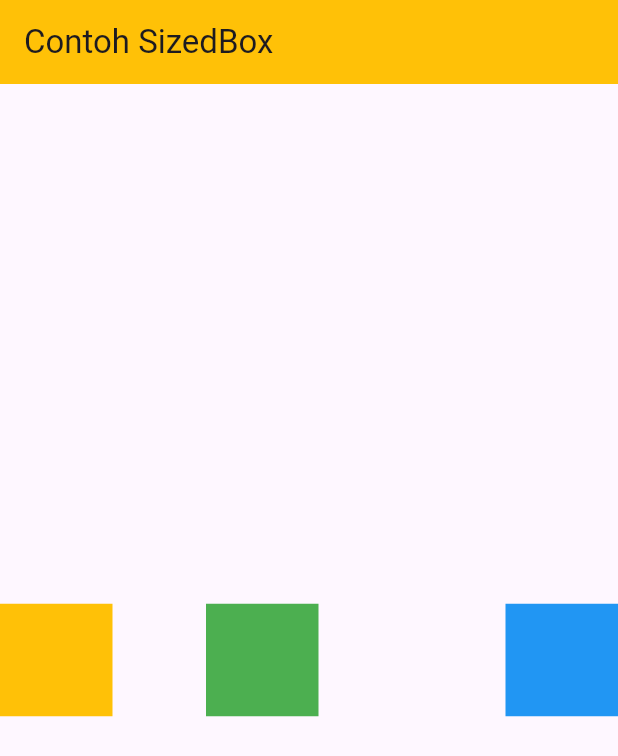
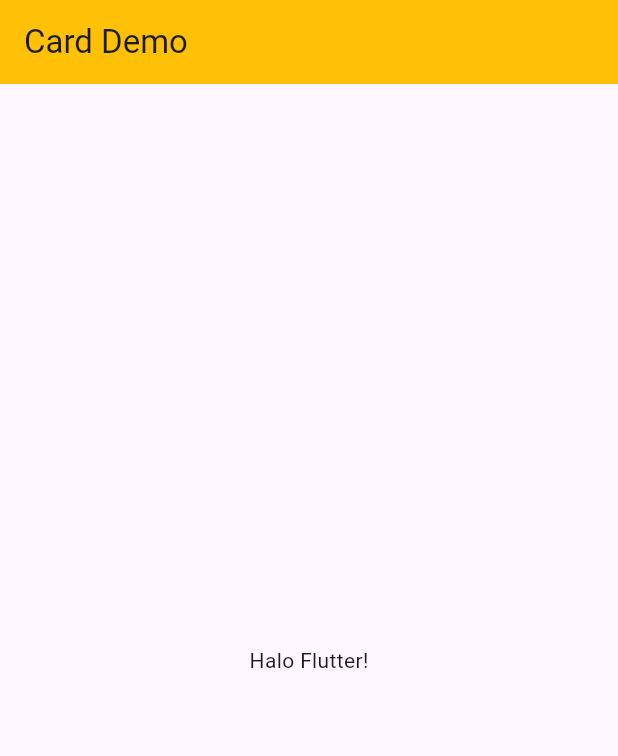
Before and after one commit to contrapoetra/mobile-programming-4, a Flutter app: the screen it shows after launch, on a phone screen of 412 x 824 dp. Shown: the top 756 px of the screen. Run offline on Flutter 3.47's test engine with Material 3 defaults, Android fonts, the light colour scheme and no system bars.

Commit message:
Update main.dart

```diff
--- a/lib/main.dart
+++ b/lib/main.dart
@@ -1,7 +1,7 @@
 import 'package:flutter/material.dart';
 
 void main() {
-  runApp(const DemoSizedBox());
+  runApp(const DemoCard());
 }
 
 class DemoSizedBox extends StatelessWidget {
@@ -47,3 +47,23 @@ class DemoSizedBox extends StatelessWidget {
     );
   }
 }
+
+class DemoCard extends StatelessWidget {
+  const DemoCard({super.key});
+
+  @override
+  Widget build(BuildContext context) {
+    return MaterialApp(
+      title: 'Demo Card',
+      home: Scaffold(
+        appBar: AppBar(
+          title: const Text('Card Demo'),
+          backgroundColor: Colors.amber,
+        ),
+        body: Center(
+          child: Text("Halo Flutter!"),
+        ),
+      ),
+    );
+  }
+}
```
